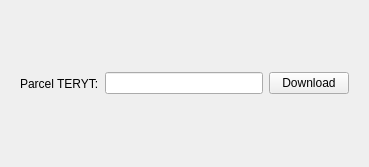
The window that designer/ui/ULDKParcelsDownloaderDialog.ui (Archont561/umwl-geology-qgis-plugin) describes before a commit, drawn with Qt 5.
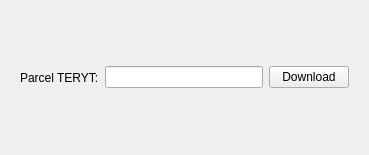
The same window after the commit. The open tabs and pages were chosen to show the change. Icons and pictures are not drawn. Custom widgets are drawn as their Qt base class.

Patch:
```diff
--- a/designer/ui/ULDKParcelsDownloaderDialog.ui
+++ b/designer/ui/ULDKParcelsDownloaderDialog.ui
@@ -7,7 +7,7 @@
     <x>0</x>
     <y>0</y>
     <width>369</width>
-    <height>167</height>
+    <height>155</height>
    </rect>
   </property>
   <property name="windowTitle">
```
Left out of the diff: 6 changed lines with no effect on the pictures.
